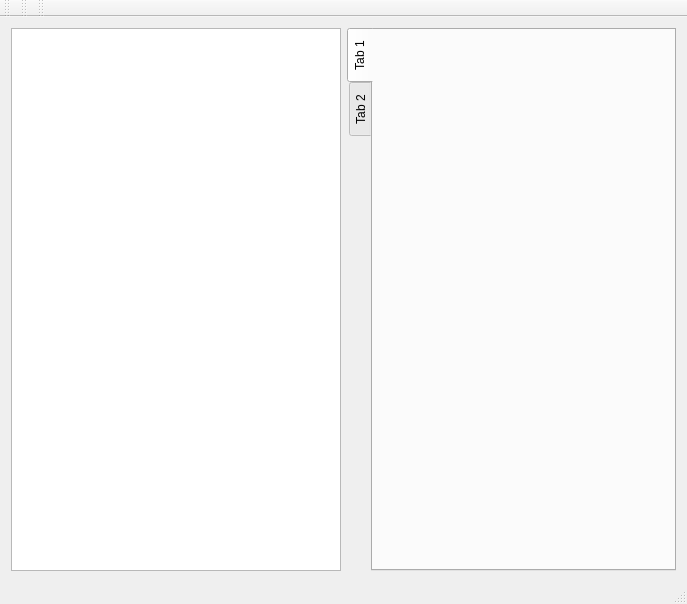
First picture: the form in source/mainwindow.ui, repository VogelAnt/SystemMonitor, before the edit.
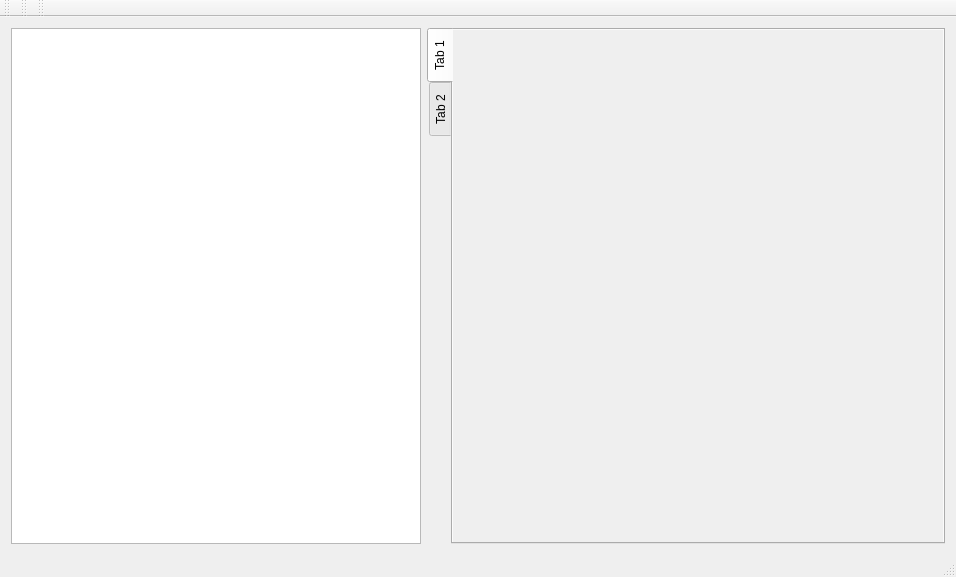
Second picture: the form after the edit.

The edit to the form file:
```diff
--- a/source/mainwindow.ui
+++ b/source/mainwindow.ui
@@ -6,8 +6,8 @@
    <rect>
     <x>0</x>
     <y>0</y>
-    <width>687</width>
-    <height>604</height>
+    <width>952</width>
+    <height>577</height>
    </rect>
   </property>
   <property name="windowTitle">
@@ -16,10 +16,29 @@
   <widget class="QWidget" name="centralWidget">
    <layout class="QHBoxLayout" name="horizontalLayout">
     <item>
-     <widget class="QTableWidget" name="tableWidget"/>
+     <widget class="QTableWidget" name="tableWidget">
+      <property name="minimumSize">
+       <size>
+        <width>410</width>
+        <height>0</height>
+       </size>
+      </property>
+      <property name="maximumSize">
+       <size>
+        <width>402</width>
+        <height>16777215</height>
+       </size>
+      </property>
+     </widget>
     </item>
     <item>
      <widget class="QTabWidget" name="tabWidget">
+      <property name="minimumSize">
+       <size>
+        <width>518</width>
+        <height>500</height>
+       </size>
+      </property>
       <property name="layoutDirection">
        <enum>Qt::LeftToRight</enum>
       </property>
@@ -33,6 +52,9 @@
        <number>0</number>
       </property>
       <widget class="QWidget" name="tab">
+       <property name="autoFillBackground">
+        <bool>true</bool>
+       </property>
        <attribute name="title">
         <string>Tab 1</string>
        </attribute>
```
Left out of the diff: 4 changed lines with no effect on the pictures.
